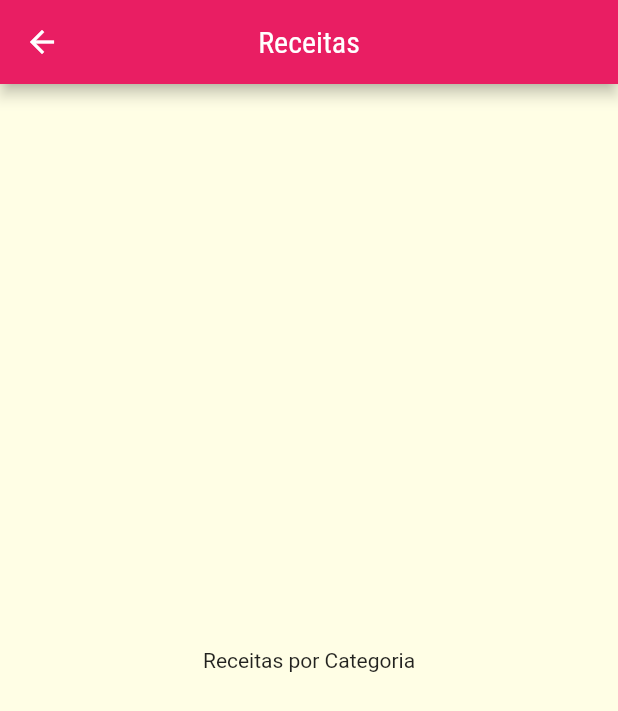
After one commit to leandrosouzadev/meals, a Flutter app: the screen it shows after launch, after a tap on "Italiano", on a phone screen of 412 x 824 dp. The commit adds this screen. Shown: the top 711 px of the screen. Run offline on Flutter 3.47's test engine with Material 2 defaults, Android fonts, the phone set to English and light mode, and no system bars.

Commit message:
Navegacao entre telas

```diff
--- a/lib/components/category_item.dart
+++ b/lib/components/category_item.dart
@@ -1,5 +1,6 @@
 import 'package:flutter/material.dart';
 import 'package:meals/models/category.dart';
+import 'package:meals/screens/categories_meals_screen.dart';
 
 class CategoryItem extends StatelessWidget {
   const CategoryItem({
@@ -9,9 +10,23 @@ class CategoryItem extends StatelessWidget {
 
   final Category category;
 
+  void _selectCategory(BuildContext context) {
+    Navigator.of(context).push(
+      MaterialPageRoute(
+        builder: (_) {
+          return const CategoriesMealsScreen();
+        },
+      ),
+    );
+  }
+
   @override
   Widget build(BuildContext context) {
-    return Container(
+    return InkWell(
+      onTap: () => _selectCategory(context),
+      splashColor: Theme.of(context).primaryColor,
+      borderRadius: BorderRadius.circular(15),
+      child: Container(
         padding: const EdgeInsets.all(15),
         child: Text(
           category.title,
@@ -28,6 +43,7 @@ class CategoryItem extends StatelessWidget {
             end: Alignment.bottomRight,
           ),
         ),
+      ),
     );
   }
 }
--- /dev/null
+++ b/lib/screens/categories_meals_screen.dart
@@ -0,0 +1,18 @@
+import 'package:flutter/material.dart';
+
+class CategoriesMealsScreen extends StatelessWidget {
+  const CategoriesMealsScreen({Key? key}) : super(key: key);
+
+  @override
+  Widget build(BuildContext context) {
+    return Scaffold(
+      appBar: AppBar(
+        title: const Text('Receitas'),
+        centerTitle: true,
+      ),
+      body: const Center(
+        child: Text('Receitas por Categoria'),
+      ),
+    );
+  }
+}
--- a/lib/screens/categories_screen.dart
+++ b/lib/screens/categories_screen.dart
@@ -10,6 +10,7 @@ class CategoriesScreen extends StatelessWidget {
     return Scaffold(
       appBar: AppBar(
         title: const Text('Vamos cozinhar?'),
+        centerTitle: true,
       ),
       body: GridView(
         padding: const EdgeInsets.all(25),
```
Lines whose indentation alone changed are shown as unchanged.
